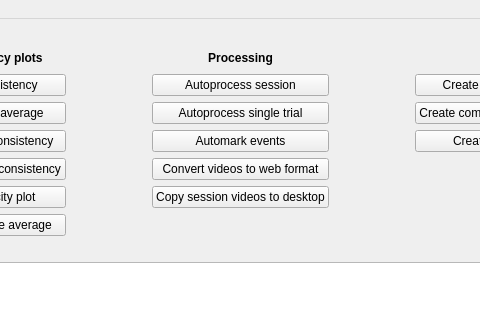
Old version of the form gaitutils/nexus_scripts/nexus_menu.ui in the repository NCH-Motion-Laboratory/gaitutils; both pictures show x 370 to 850 and y 0 to 329 of the 1016 by 707 pixel window.
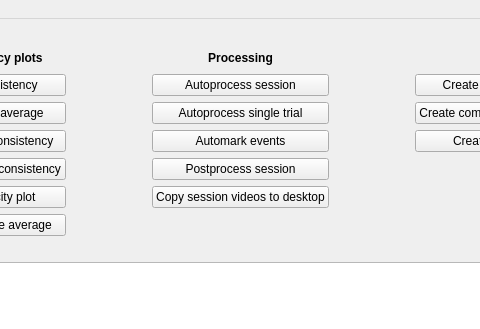
New version of the form. Custom widgets are drawn as their Qt base class.

Commit message: refactor postprocess session

What changed in the file:
```diff
--- a/gaitutils/nexus_scripts/nexus_menu.ui
+++ b/gaitutils/nexus_scripts/nexus_menu.ui
@@ -313,7 +313,7 @@
       <item row="4" column="7">
        <widget class="QPushButton" name="btnConvertVideos">
         <property name="text">
-         <string>Convert videos to web format</string>
+         <string>Postprocess session</string>
         </property>
        </widget>
       </item>
```
Left out of the diff: 2 changed lines with no effect on the pictures. The commit also changes 2 other files.
